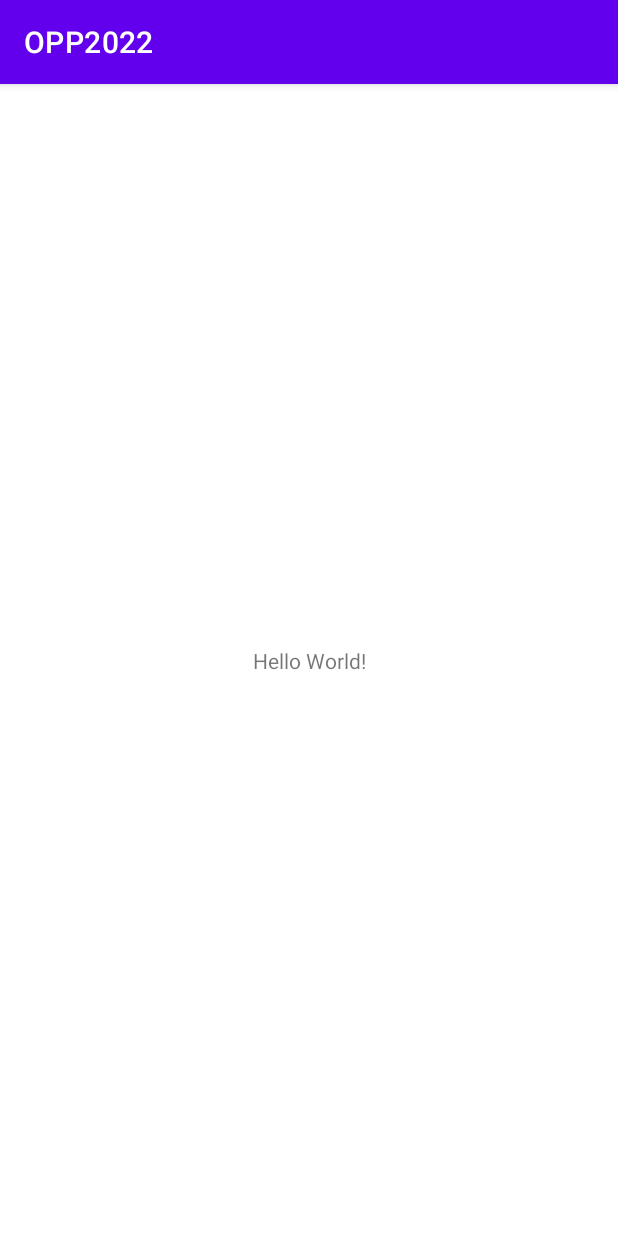
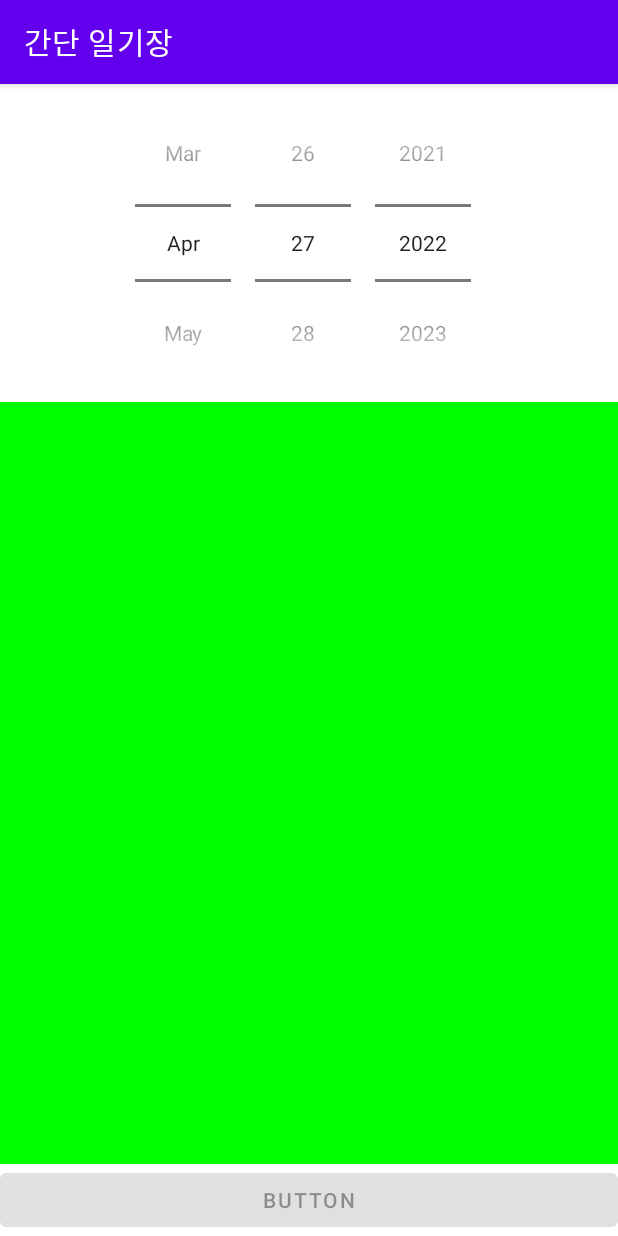
Before and after one commit to yewon0804/OPP2022, an Android app: the screen it shows after launch (MainActivity), on a phone screen of 412 x 824 dp. Run offline under Robolectric (Android 15) with nearby library versions, the phone set to English and light mode, and no system bars.

```diff
--- a/app/src/main/java/com/example/opp2022/MainActivity.java
+++ b/app/src/main/java/com/example/opp2022/MainActivity.java
@@ -1,14 +1,92 @@
+/* **************************************
+ * 프로그램명: 실습 8-1 간단 일기장 앱 만들기
+ * 작성자: 2020039035 김예원
+ * 작성일: 2022. 04. 27.
+ * 프로그램 설명:
+ - 날짜를 골라 해당 날짜에 일기를 쓰는 프로그램
+ * ***************************************/
+
 package com.example.opp2022;
 
 import androidx.appcompat.app.AppCompatActivity;
 
 import android.os.Bundle;
+import android.widget.DatePicker;
+import android.widget.EditText;
+
+import android.content.Context;
+import android.view.View;
+import android.widget.Button;
+import android.widget.Toast;
+
+import java.io.FileInputStream;
+import java.io.FileOutputStream;
+import java.io.IOException;
+import java.util.Calendar;
 
 public class MainActivity extends AppCompatActivity {
+
+    DatePicker dp;
+    EditText editDiary;
+    Button btnWrite;
+    String fileName;
 
     @Override
     protected void onCreate(Bundle savedInstanceState) {
         super.onCreate(savedInstanceState);
         setContentView(R.layout.activity_main);
+        setTitle("간단 일기장");
+        dp = (DatePicker)findViewById(R.id.datePicker1);
+        editDiary = (EditText)findViewById(R.id.edtDiary);
+        btnWrite = (Button)findViewById(R.id.btnWrite);
+
+        Calendar cal = Calendar.getInstance();
+        int cYear = cal.get(Calendar.YEAR);
+        int cMonth = cal.get(Calendar.MONTH);
+        int cDay = cal.get(Calendar.DAY_OF_MONTH);
+
+        dp.init(cYear, cMonth, cDay, new DatePicker.OnDateChangedListener() {
+            @Override
+            public void onDateChanged(DatePicker view, int year, int monthOfYear, int dayOfMonth) {
+                fileName = Integer.toString(year) + "_" + Integer.toString(monthOfYear + 1) + "_" + Integer.toString(dayOfMonth) + ".txt";
+                // month는 0부터 시작이 되어서 우리가 10을 선택해도 9가 되기때문에 1을 더해줬다
+                String str = readDiary(fileName); // 현재 날짜의 파일을 읽어오는 메소드
+                editDiary.setText(str);
+                btnWrite.setEnabled(true);
+            }
+        });
+
+        btnWrite.setOnClickListener(new View.OnClickListener() {
+            @Override
+            public void onClick(View v) {
+                try{
+                    FileOutputStream outFs = openFileOutput(fileName, Context.MODE_PRIVATE);
+                    String str = editDiary.getText().toString();
+                    outFs.write(str.getBytes());
+                    outFs.close();
+                    Toast.makeText(getApplicationContext(),fileName+" 이 저장됨", Toast.LENGTH_SHORT).show();
+                    readDiary(fileName);
+                } catch (IOException e) {
+
+                }
+            }
+        });
+    }
+
+    String readDiary(String fName) {
+        String diaryStr = null;
+        FileInputStream inputStream;
+        try {
+            inputStream = openFileInput(fName);
+            byte[] txt = new byte[500];
+            inputStream.read(txt);
+            inputStream.close();
+            diaryStr = (new String(txt)).trim();
+            btnWrite.setText("수정하기");
+        } catch (IOException e) {
+            editDiary.setHint("일기 없음");
+            btnWrite.setText("새로 저장");
+        }
+        return diaryStr;
     }
 }
--- a/app/src/main/res/layout/activity_main.xml
+++ b/app/src/main/res/layout/activity_main.xml
@@ -6,13 +6,31 @@
     android:layout_height="match_parent"
     tools:context=".MainActivity">
 
-    <TextView
-        android:layout_width="wrap_content"
-        android:layout_height="wrap_content"
-        android:text="Hello World!"
-        app:layout_constraintBottom_toBottomOf="parent"
-        app:layout_constraintLeft_toLeftOf="parent"
-        app:layout_constraintRight_toRightOf="parent"
-        app:layout_constraintTop_toTopOf="parent" />
+    <LinearLayout xmlns:android="http://schemas.android.com/apk/res/android"
+        xmlns:app="http://schemas.android.com/apk/res-auto"
+        xmlns:tools="http://schemas.android.com/tools"
+        android:layout_width="fill_parent"
+        android:layout_height="fill_parent"
+        android:orientation="vertical"
+        android:gravity="center"
+        tools:context=".MainActivity">
+
+        <DatePicker android:id="@+id/datePicker1"
+            android:layout_width="wrap_content"
+            android:layout_height="wrap_content"
+            android:datePickerMode="spinner"
+            android:calendarViewShown="false"/>
+        <EditText android:id="@+id/edtDiary"
+            android:layout_width="match_parent"
+            android:layout_height="wrap_content"
+            android:layout_weight="1"
+            android:background="#00FF00"
+            android:lines="8"/>
+        <Button android:id="@+id/btnWrite"
+            android:layout_width="match_parent"
+            android:layout_height="wrap_content"
+            android:enabled="false"
+            android:text="Button"/>
+    </LinearLayout>
 
 </androidx.constraintlayout.widget.ConstraintLayout>
```
